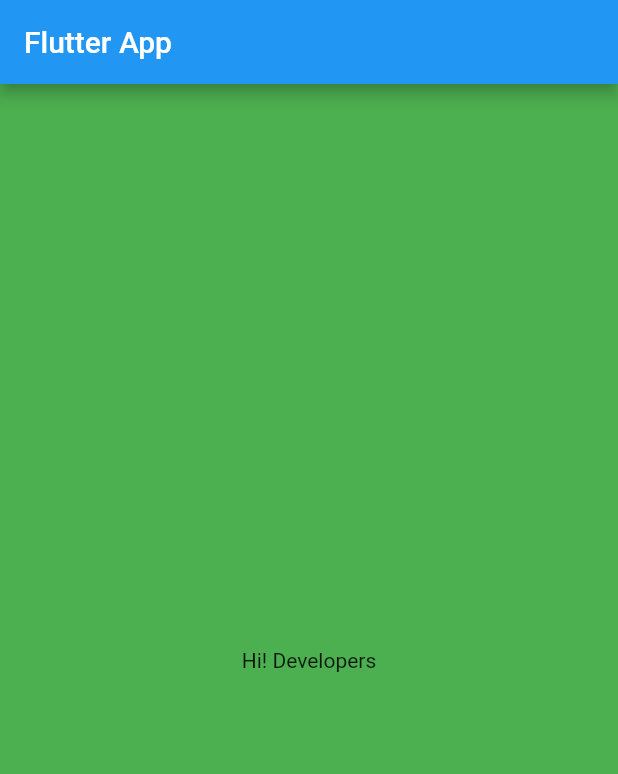
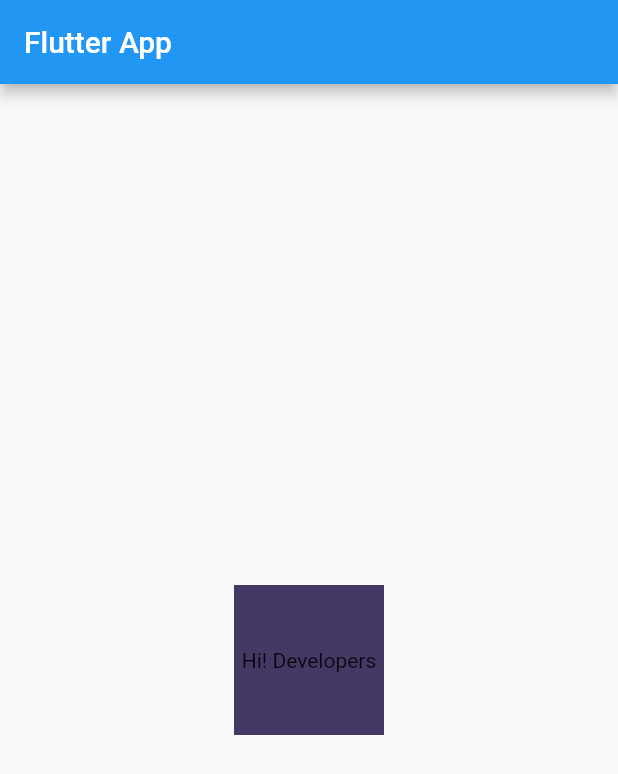
Before and after one commit to xiakshay/Flutter_Learning, a Flutter app: the screen it shows after launch, on a phone screen of 412 x 824 dp. Shown: the top 774 px of the screen. Run offline on Flutter 3.47's test engine with Material 2 defaults, Android fonts, the phone set to English and light mode, and no system bars.

Commit message:
Div property for the box

```diff
--- a/lib/main.dart
+++ b/lib/main.dart
@@ -1,6 +1,4 @@
-
 import 'package:flutter/material.dart';
-
 
 void main() {
   runApp(MaterialApp(
@@ -10,14 +8,18 @@ void main() {
 }
 
 class HomePage extends StatelessWidget {
-  Widget build(BuildContext context){
+  Widget build(BuildContext context) {
     return Scaffold(
       appBar: AppBar(
         title: Text("Flutter App"),
       ),
-      body: Container(
-        child: Center(child: Text("Hi! Developers")),
-        color: Colors.green,
+      body: Center(
+        child: Container(
+          child: Center(child: Text("Hi! Developers")),
+          color: Color.fromARGB(255, 68, 56, 101),
+          height: 100,
+          width: 100,
+        ),
       ),
     );
   }
```
